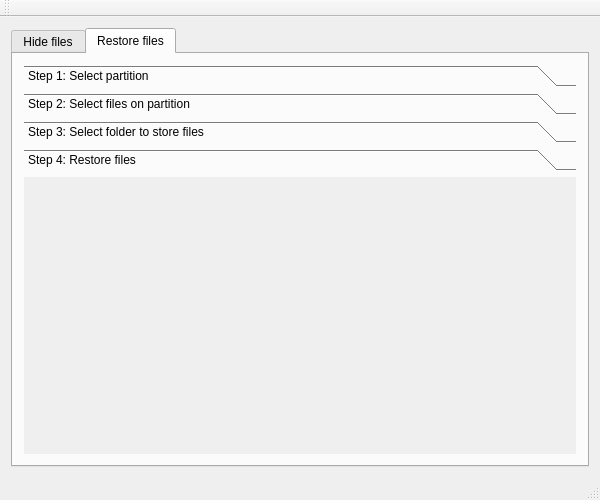
Above: gui/HideMeFatty/mainwindow.ui from stryku/HideMeFatty before the change. Below: the same form after it.
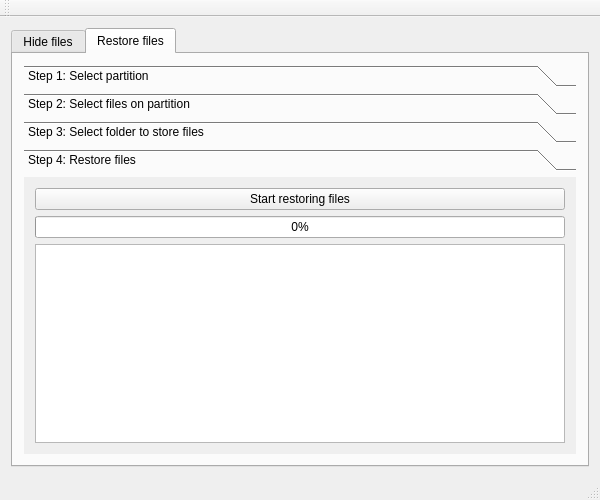
That is the form after the change. The open tabs and pages were chosen to show the change.

Commit message: restoring working now

What changed in the file:
```diff
--- a/gui/HideMeFatty/mainwindow.ui
+++ b/gui/HideMeFatty/mainwindow.ui
@@ -339,6 +339,25 @@
            <attribute name="label">
             <string>Step 4: Restore files</string>
            </attribute>
+           <layout class="QGridLayout" name="gridLayout_6">
+            <item row="2" column="0">
+             <widget class="QProgressBar" name="progressBarRestoring">
+              <property name="value">
+               <number>0</number>
+              </property>
+             </widget>
+            </item>
+            <item row="3" column="0">
+             <widget class="QTreeView" name="treeView"/>
+            </item>
+            <item row="1" column="0">
+             <widget class="QPushButton" name="pushButtonRestoreFiles">
+              <property name="text">
+               <string>Start restoring files</string>
+              </property>
+             </widget>
+            </item>
+           </layout>
           </widget>
          </widget>
         </item>
```
Left out of the diff: 8 changed lines with no effect on the pictures. The commit also changes 3 other files.
